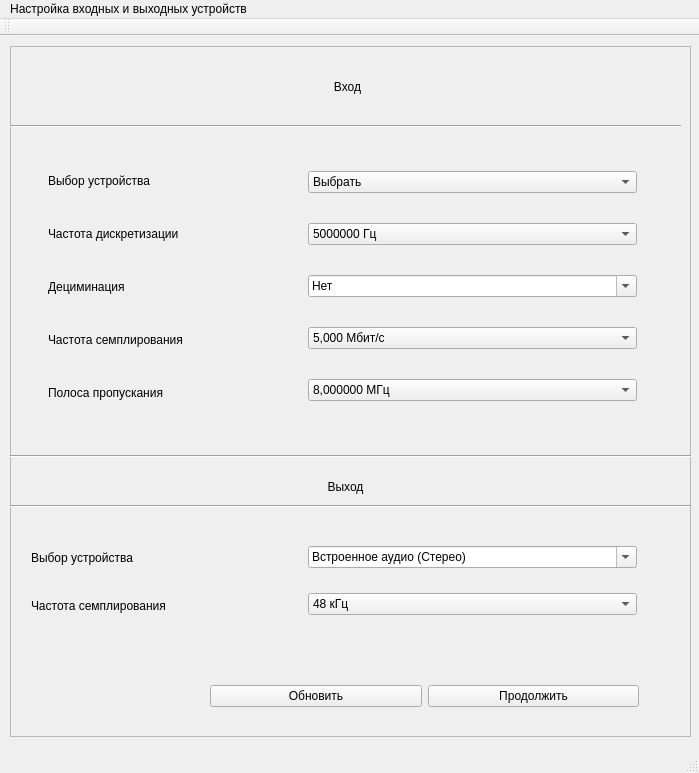
Above: window_input.ui from PloticynaEl/SDR before the change. Below: the same form after it.
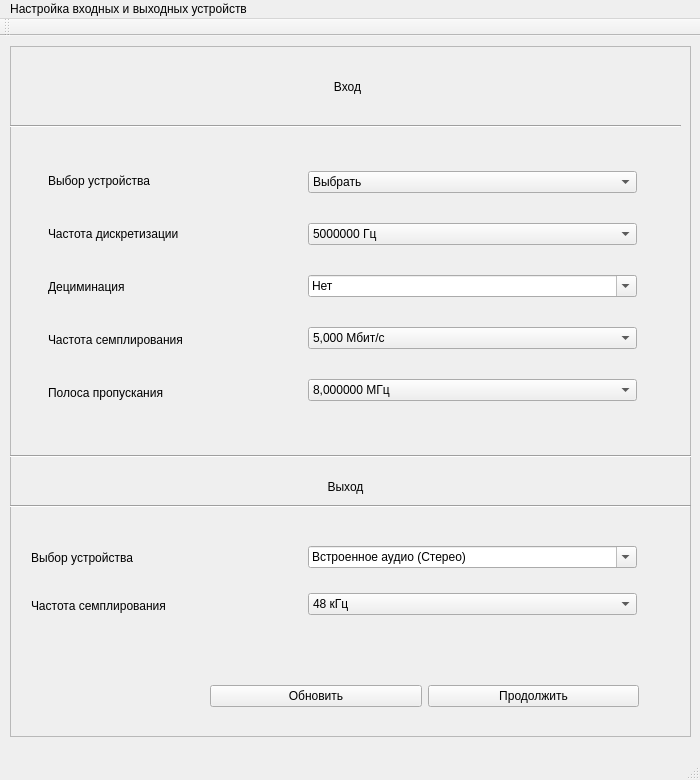
That is the form after the change.

What changed in the file:
```diff
--- a/window_input.ui
+++ b/window_input.ui
@@ -6,10 +6,28 @@
    <rect>
     <x>0</x>
     <y>0</y>
-    <width>699</width>
-    <height>773</height>
+    <width>700</width>
+    <height>780</height>
    </rect>
   </property>
+  <property name="sizePolicy">
+   <sizepolicy hsizetype="Fixed" vsizetype="Fixed">
+    <horstretch>0</horstretch>
+    <verstretch>0</verstretch>
+   </sizepolicy>
+  </property>
+  <property name="minimumSize">
+   <size>
+    <width>700</width>
+    <height>780</height>
+   </size>
+  </property>
+  <property name="maximumSize">
+   <size>
+    <width>700</width>
+    <height>790</height>
+   </size>
+  </property>
   <property name="windowTitle">
    <string>MainWindow</string>
   </property>
@@ -341,8 +359,8 @@
     <rect>
      <x>0</x>
      <y>0</y>
-     <width>699</width>
-     <height>26</height>
+     <width>700</width>
+     <height>30</height>
     </rect>
    </property>
    <widget class="QMenu" name="menu">
```
Left out of the diff: 6 changed lines with no effect on the pictures.
